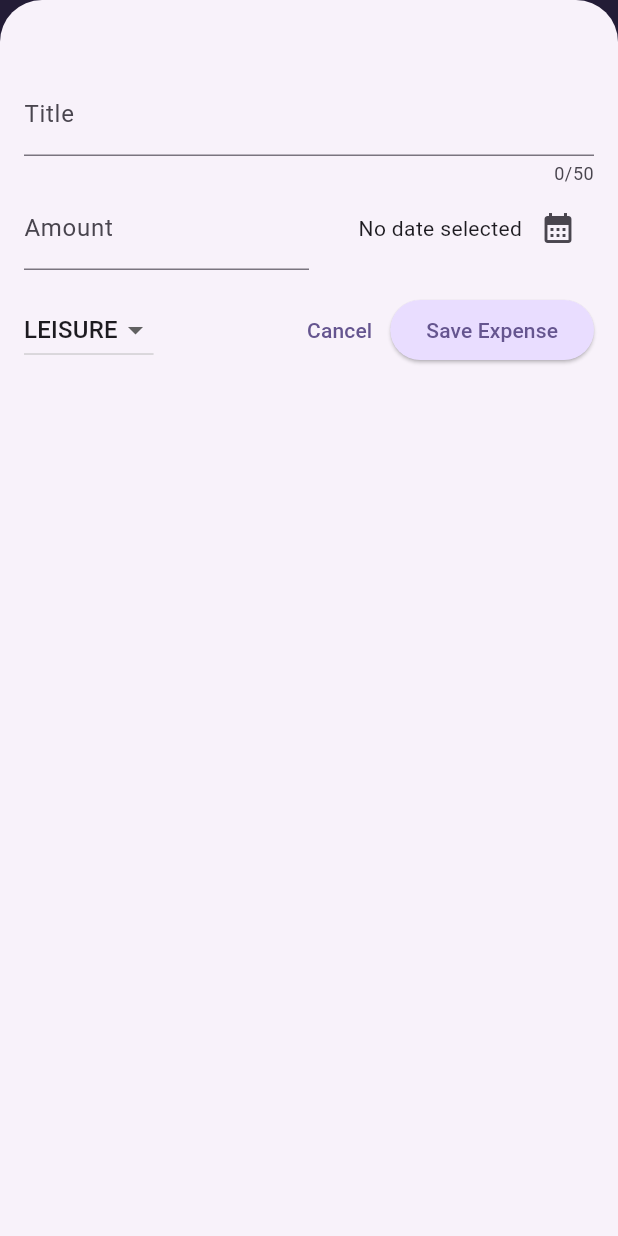
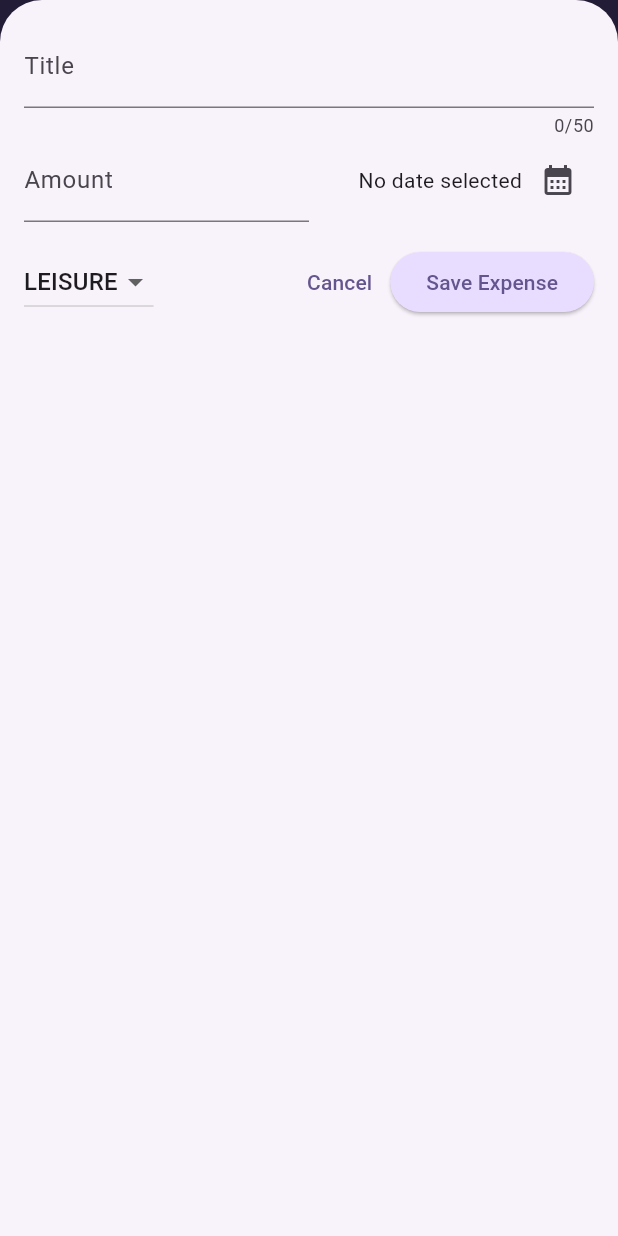
Before and after one commit to afrozghauri/expense_tracker, a Flutter app: the screen it shows after launch, after a tap on the "add" icon, on a phone screen of 412 x 824 dp. Run offline on Flutter 3.47's test engine with Material 3 defaults, Android fonts, the phone set to English and light mode, and no system bars.

Commit message:
second_commit

```diff
--- a/lib/main.dart
+++ b/lib/main.dart
@@ -8,7 +8,7 @@ var kColorScheme = ColorScheme.fromSeed(
 
 var kDarkColorScheme = ColorScheme.fromSeed(
   brightness: Brightness.dark,
-  seedColor: Color.fromARGB(255, 5, 99, 125),
+  seedColor: const Color.fromARGB(255, 5, 99, 125),
 );
 
 void main() {
--- a/lib/widgets/expenses.dart
+++ b/lib/widgets/expenses.dart
@@ -31,13 +31,12 @@ class _ExpensesState extends State<Expenses> {
 
   void _openAddExpenseOverlay() {
     showModalBottomSheet(
+      useSafeArea: true,
       isScrollControlled: true,
       context: context,
-      builder: (ctx) => FractionallySizedBox(
-        widthFactor: 1.0,
-        child: NewExpense(
-          onAddExpense: _addExpense,
-        ),
+      constraints: const BoxConstraints(),
+      builder: (ctx) => NewExpense(
+        onAddExpense: _addExpense,
       ),
     );
   }
@@ -72,6 +71,7 @@ class _ExpensesState extends State<Expenses> {
   @override
   Widget build(context) {
     final width = MediaQuery.of(context).size.width;
+
     Widget mainContent = const Center(
       child: Text('No expenses found. Start adding some!'),
     );
--- a/lib/widgets/new_expense.dart
+++ b/lib/widgets/new_expense.dart
@@ -75,10 +75,44 @@ class _NewExpenseState extends State<NewExpense> {
 
   @override
   Widget build(BuildContext context) {
-    return Padding(
-      padding: const EdgeInsets.fromLTRB(16, 48, 16, 16),
+    final keyboardSpace = MediaQuery.of(context).viewInsets.bottom;
+    return LayoutBuilder(
+      builder: (ctx, constraints) {
+        final width = constraints.maxWidth;
+        return SizedBox(
+          height: double.infinity,
+          child: SingleChildScrollView(
+            child: Padding(
+              padding: EdgeInsets.fromLTRB(16, 16, 16, keyboardSpace + 16),
               child: Column(
                 children: [
+                  if (width >= 600)
+                    Row(
+                      crossAxisAlignment: CrossAxisAlignment.start,
+                      children: [
+                        Expanded(
+                          child: TextField(
+                            controller: _titleController,
+                            maxLength: 50,
+                            decoration: const InputDecoration(
+                              label: Text('Title'),
+                            ),
+                          ),
+                        ),
+                        const SizedBox(width: 24),
+                        Expanded(
+                          child: TextField(
+                            controller: _amountController,
+                            keyboardType: TextInputType.number,
+                            decoration: const InputDecoration(
+                              prefixText: '\$ ',
+                              label: Text('Amount'),
+                            ),
+                          ),
+                        ),
+                      ],
+                    )
+                  else
                     TextField(
                       controller: _titleController,
                       maxLength: 50,
@@ -86,6 +120,49 @@ class _NewExpenseState extends State<NewExpense> {
                         label: Text('Title'),
                       ),
                     ),
+                  if (width >= 600)
+                    Row(
+                      children: [
+                        DropdownButton(
+                            value: _selectedCategory,
+                            items: Category.values
+                                .map(
+                                  (category) => DropdownMenuItem(
+                                    value: category,
+                                    child: Text(
+                                      category.name.toUpperCase(),
+                                    ),
+                                  ),
+                                )
+                                .toList(),
+                            onChanged: (value) {
+                              if (value == null) {
+                                return;
+                              }
+                              setState(() {
+                                _selectedCategory = value;
+                              });
+                            }),
+                        const SizedBox(width: 24),
+                        Expanded(
+                            child: Row(
+                          mainAxisAlignment: MainAxisAlignment.end,
+                          crossAxisAlignment: CrossAxisAlignment.center,
+                          children: [
+                            Text(
+                              _selectedDate == null
+                                  ? 'No date selected'
+                                  : formatter.format(_selectedDate!),
+                            ),
+                            IconButton(
+                              onPressed: _presentDatePicker,
+                              icon: const Icon(Icons.calendar_month),
+                            ),
+                          ],
+                        )),
+                      ],
+                    )
+                  else
                     Row(
                       mainAxisAlignment: MainAxisAlignment.spaceBetween,
                       children: [
@@ -118,6 +195,23 @@ class _NewExpenseState extends State<NewExpense> {
                       ],
                     ),
                   const SizedBox(height: 16),
+                  if (width >= 600)
+                    Row(
+                      children: [
+                        const Spacer(),
+                        TextButton(
+                          onPressed: () {
+                            Navigator.pop(context);
+                          },
+                          child: const Text('Cancel'),
+                        ),
+                        ElevatedButton(
+                          onPressed: _submitExpenseData,
+                          child: const Text('Save Expense'),
+                        ),
+                      ],
+                    )
+                  else
                     Row(
                       children: [
                         DropdownButton(
@@ -155,6 +249,10 @@ class _NewExpenseState extends State<NewExpense> {
                     ),
                 ],
               ),
+            ),
+          ),
+        );
+      },
     );
   }
 }
```
Lines whose indentation alone changed are shown as unchanged.
